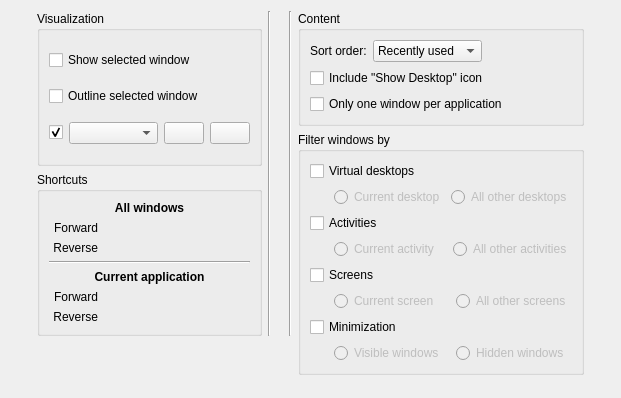
KDE/kwin, file kcmkwin/kwintabbox/main.ui: the form before one commit.
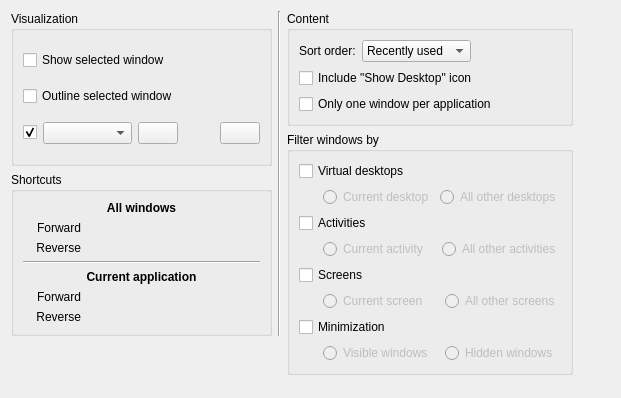
The form after the commit. Custom widgets are drawn as their Qt base class.

Commit message: Fix double vertical separator in Task Switcher KCM REVIEW: 107778

Diff of the .ui file:
```diff
--- a/kcmkwin/kwintabbox/main.ui
+++ b/kcmkwin/kwintabbox/main.ui
@@ -10,267 +10,99 @@
     <height>398</height>
    </rect>
   </property>
-  <layout class="QGridLayout" name="gridLayout" columnstretch="2,2,0,1,0,2,2">
-   <item row="4" column="5">
-    <spacer name="verticalSpacer_2">
-     <property name="orientation">
-      <enum>Qt::Vertical</enum>
-     </property>
-     <property name="sizeHint" stdset="0">
-      <size>
-       <width>20</width>
-       <height>40</height>
-      </size>
-     </property>
-    </spacer>
-   </item>
-   <item row="3" column="1" rowspan="2">
-    <spacer name="verticalSpacer">
-     <property name="orientation">
-      <enum>Qt::Vertical</enum>
-     </property>
-     <property name="sizeHint" stdset="0">
-      <size>
-       <width>20</width>
-       <height>40</height>
-      </size>
-     </property>
-    </spacer>
-   </item>
-   <item row="1" column="5" rowspan="3">
-    <widget class="QGroupBox" name="groupBox">
+  <layout class="QGridLayout" name="gridLayout" columnstretch="2,0,0,0,0">
+   <item row="0" column="1" rowspan="2">
+    <widget class="QGroupBox" name="groupBox_2">
      <property name="title">
-      <string>Filter windows by</string>
+      <string>Visualization</string>
      </property>
      <property name="flat">
       <bool>true</bool>
      </property>
-     <layout class="QVBoxLayout" name="verticalLayout">
-      <item>
-       <widget class="QCheckBox" name="filterDesktops">
-        <property name="text">
-         <string>Virtual desktops</string>
-        </property>
-        <property name="checked">
-         <bool>false</bool>
-        </property>
-       </widget>
-      </item>
-      <item>
-       <widget class="QWidget" name="desktopFilter" native="true">
-        <property name="enabled">
-         <bool>false</bool>
-        </property>
-        <layout class="QHBoxLayout" name="horizontalLayout_3">
+     <layout class="QGridLayout" name="gridLayout_3">
+      <item row="2" column="1">
+       <widget class="QWidget" name="widget_6" native="true">
+        <layout class="QHBoxLayout" name="horizontalLayout">
          <property name="margin">
           <number>0</number>
          </property>
          <item>
-          <spacer name="horizontalSpacer_6">
-           <property name="orientation">
-            <enum>Qt::Horizontal</enum>
+          <widget class="KComboBox" name="effectCombo">
+           <property name="sizePolicy">
+            <sizepolicy hsizetype="MinimumExpanding" vsizetype="Fixed">
+             <horstretch>0</horstretch>
+             <verstretch>0</verstretch>
+            </sizepolicy>
            </property>
-           <property name="sizeType">
-            <enum>QSizePolicy::Fixed</enum>
+           <property name="toolTip">
+            <string>The effect to replace the list window when desktop effects are active.</string>
            </property>
-           <property name="sizeHint" stdset="0">
-            <size>
-             <width>24</width>
-             <height>20</height>
-            </size>
-           </property>
-          </spacer>
-         </item>
-         <item>
-          <widget class="QRadioButton" name="currentDesktop">
-           <property name="text">
-            <string>Current desktop</string>
-           </property>
           </widget>
          </item>
          <item>
-          <widget class="QRadioButton" name="otherDesktops">
-           <property name="text">
-            <string>All other desktops</string>
+          <widget class="KPushButton" name="effectConfigButton">
+           <property name="sizePolicy">
+            <sizepolicy hsizetype="Minimum" vsizetype="Fixed">
+             <horstretch>0</horstretch>
+             <verstretch>0</verstretch>
+            </sizepolicy>
            </property>
           </widget>
          </item>
         </layout>
        </widget>
       </item>
-      <item>
-       <widget class="QCheckBox" name="filterActivities">
+      <item row="2" column="0">
+       <widget class="QCheckBox" name="showTabBox">
         <property name="text">
-         <string>Activities</string>
+         <string/>
         </property>
         <property name="checked">
-         <bool>false</bool>
+         <bool>true</bool>
         </property>
        </widget>
       </item>
-      <item>
-       <widget class="QWidget" name="activityFilter" native="true">
-        <property name="enabled">
-         <bool>false</bool>
+      <item row="1" column="0" colspan="2">
+       <widget class="QCheckBox" name="showOutlineCheck">
+        <property name="text">
+         <string>Outline selected window</string>
         </property>
-        <layout class="QHBoxLayout" name="horizontalLayout_4">
-         <property name="margin">
-          <number>0</number>
-         </property>
-         <item>
-          <spacer name="horizontalSpacer_7">
-           <property name="orientation">
-            <enum>Qt::Horizontal</enum>
-           </property>
-           <property name="sizeType">
-            <enum>QSizePolicy::Fixed</enum>
-           </property>
-           <property name="sizeHint" stdset="0">
-            <size>
-             <width>24</width>
-             <height>20</height>
-            </size>
-           </property>
-          </spacer>
-         </item>
-         <item>
-          <widget class="QRadioButton" name="currentActivity">
-           <property name="text">
-            <string>Current activity</string>
-           </property>
-          </widget>
-         </item>
-         <item>
-          <widget class="QRadioButton" name="otherActivities">
-           <property name="text">
-            <string>All other activities</string>
-           </property>
-          </widget>
-         </item>
-        </layout>
        </widget>
       </item>
-      <item>
-       <widget class="QCheckBox" name="filterScreens">
+      <item row="0" column="0" colspan="2">
+       <widget class="QCheckBox" name="highlightWindowCheck">
+        <property name="toolTip">
+         <string>The currently selected window will be highlighted by fading out all other windows. This option requires desktop effects to be active.</string>
+        </property>
         <property name="text">
-         <string>Screens</string>
+         <string>Show selected window</string>
         </property>
-        <property name="checked">
-         <bool>false</bool>
-        </property>
        </widget>
       </item>
-      <item>
-       <widget class="QWidget" name="screenFilter" native="true">
-        <property name="enabled">
-         <bool>false</bool>
+      <item row="2" column="2">
+       <spacer name="horizontalSpacer_5">
+        <property name="orientation">
+         <enum>Qt::Horizontal</enum>
         </property>
-        <layout class="QHBoxLayout" name="horizontalLayout_7">
-         <property name="margin">
-          <number>0</number>
-         </property>
-         <item>
-          <spacer name="horizontalSpacer_8">
-           <property name="orientation">
-            <enum>Qt::Horizontal</enum>
-           </property>
-           <property name="sizeType">
-            <enum>QSizePolicy::Fixed</enum>
-           </property>
-           <property name="sizeHint" stdset="0">
-            <size>
-             <width>24</width>
-             <height>20</height>
-            </size>
-           </property>
-          </spacer>
-         </item>
-         <item>
-          <widget class="QRadioButton" name="currentScreen">
-           <property name="text">
-            <string>Current screen</string>
-           </property>
-          </widget>
-         </item>
-         <item>
-          <widget class="QRadioButton" name="otherScreens">
-           <property name="text">
-            <string>All other screens</string>
-           </property>
-          </widget>
-         </item>
-        </layout>
-       </widget>
-      </item>
-      <item>
-       <widget class="QCheckBox" name="filterMinimization">
-        <property name="text">
-         <string>Minimization</string>
+        <property name="sizeHint" stdset="0">
+         <size>
+          <width>40</width>
+          <height>20</height>
+         </size>
         </property>
-        <property name="checked">
-         <bool>false</bool>
-        </property>
-       </widget>
+       </spacer>
       </item>
-      <item>
-       <widget class="QWidget" name="minimizationFilter" native="true">
-        <property name="enabled">
-         <bool>false</bool>
+      <item row="2" column="3">
+       <widget class="KPushButton" name="ghns">
+        <property name="toolTip">
+         <string>Get New Window Switcher Layout</string>
         </property>
-        <layout class="QHBoxLayout" name="horizontalLayout_6">
-         <property name="margin">
-          <number>0</number>
-         </property>
-         <item>
-          <spacer name="horizontalSpacer_9">
-           <property name="orientation">
-            <enum>Qt::Horizontal</enum>
-           </property>
-           <property name="sizeType">
-            <enum>QSizePolicy::Fixed</enum>
-           </property>
-           <property name="sizeHint" stdset="0">
-            <size>
-             <width>24</width>
-             <height>20</height>
-            </size>
-           </property>
-          </spacer>
-         </item>
-         <item>
-          <widget class="QRadioButton" name="visibleWindows">
-           <property name="text">
-            <string>Visible windows</string>
-           </property>
-          </widget>
-         </item>
-         <item>
-          <widget class="QRadioButton" name="hiddenWindows">
-           <property name="text">
-            <string>Hidden windows</string>
-           </property>
-          </widget>
-         </item>
-        </layout>
        </widget>
       </item>
      </layout>
     </widget>
    </item>
-   <item row="1" column="6">
-    <spacer name="horizontalSpacer">
-     <property name="orientation">
-      <enum>Qt::Horizontal</enum>
-     </property>
-     <property name="sizeHint" stdset="0">
-      <size>
-       <width>40</width>
-       <height>20</height>
-      </size>
-     </property>
-    </spacer>
-   </item>
-   <item row="0" column="5">
+   <item row="0" column="3">
     <widget class="QGroupBox" name="groupBox_3">
      <property name="title">
       <string>Content</string>
@@ -474,104 +306,265 @@
      </layout>
     </widget>
    </item>
-   <item row="0" column="4" rowspan="3">
-    <widget class="Line" name="line_3">
+   <item row="4" column="3">
+    <spacer name="verticalSpacer_2">
      <property name="orientation">
       <enum>Qt::Vertical</enum>
      </property>
-    </widget>
+     <property name="sizeHint" stdset="0">
+      <size>
+       <width>20</width>
+       <height>40</height>
+      </size>
+     </property>
+    </spacer>
    </item>
-   <item row="0" column="1" rowspan="2">
-    <widget class="QGroupBox" name="groupBox_2">
+   <item row="3" column="1" rowspan="2">
+    <spacer name="verticalSpacer">
+     <property name="orientation">
+      <enum>Qt::Vertical</enum>
+     </property>
+     <property name="sizeHint" stdset="0">
+      <size>
+       <width>20</width>
+       <height>40</height>
+      </size>
+     </property>
+    </spacer>
+   </item>
+   <item row="1" column="3" rowspan="3">
+    <widget class="QGroupBox" name="groupBox">
      <property name="title">
-      <string>Visualization</string>
+      <string>Filter windows by</string>
      </property>
      <property name="flat">
       <bool>true</bool>
      </property>
-     <layout class="QGridLayout" name="gridLayout_3">
-      <item row="2" column="1">
-       <widget class="QWidget" name="widget_6" native="true">
-        <layout class="QHBoxLayout" name="horizontalLayout">
+     <layout class="QVBoxLayout" name="verticalLayout">
+      <item>
+       <widget class="QCheckBox" name="filterDesktops">
+        <property name="text">
+         <string>Virtual desktops</string>
+        </property>
+        <property name="checked">
+         <bool>false</bool>
+        </property>
+       </widget>
+      </item>
+      <item>
+       <widget class="QWidget" name="desktopFilter" native="true">
+        <property name="enabled">
+         <bool>false</bool>
+        </property>
+        <layout class="QHBoxLayout" name="horizontalLayout_3">
          <property name="margin">
           <number>0</number>
          </property>
          <item>
-          <widget class="KComboBox" name="effectCombo">
-           <property name="sizePolicy">
-            <sizepolicy hsizetype="MinimumExpanding" vsizetype="Fixed">
-             <horstretch>0</horstretch>
-             <verstretch>0</verstretch>
-            </sizepolicy>
+          <spacer name="horizontalSpacer_6">
+           <property name="orientation">
+            <enum>Qt::Horizontal</enum>
            </property>
-           <property name="toolTip">
-            <string>The effect to replace the list window when desktop effects are active.</string>
+           <property name="sizeType">
+            <enum>QSizePolicy::Fixed</enum>
            </property>
+           <property name="sizeHint" stdset="0">
+            <size>
+             <width>24</width>
+             <height>20</height>
+            </size>
+           </property>
+          </spacer>
+         </item>
+         <item>
+          <widget class="QRadioButton" name="currentDesktop">
+           <property name="text">
+            <string>Current desktop</string>
+           </property>
           </widget>
          </item>
          <item>
-          <widget class="KPushButton" name="effectConfigButton">
-           <property name="sizePolicy">
-            <sizepolicy hsizetype="Minimum" vsizetype="Fixed">
-             <horstretch>0</horstretch>
-             <verstretch>0</verstretch>
-            </sizepolicy>
+          <widget class="QRadioButton" name="otherDesktops">
+           <property name="text">
+            <string>All other desktops</string>
            </property>
           </widget>
          </item>
         </layout>
        </widget>
       </item>
-      <item row="2" column="0">
-       <widget class="QCheckBox" name="showTabBox">
+      <item>
+       <widget class="QCheckBox" name="filterActivities">
         <property name="text">
-         <string/>
+         <string>Activities</string>
         </property>
         <property name="checked">
-         <bool>true</bool>
+         <bool>false</bool>
         </property>
        </widget>
       </item>
-      <item row="1" column="0" colspan="2">
-       <widget class="QCheckBox" name="showOutlineCheck">
-        <property name="text">
-         <string>Outline selected window</string>
+      <item>
+       <widget class="QWidget" name="activityFilter" native="true">
+        <property name="enabled">
+         <bool>false</bool>
         </property>
+        <layout class="QHBoxLayout" name="horizontalLayout_4">
+         <property name="margin">
+          <number>0</number>
+         </property>
+         <item>
+          <spacer name="horizontalSpacer_7">
+           <property name="orientation">
+            <enum>Qt::Horizontal</enum>
+           </property>
+           <property name="sizeType">
+            <enum>QSizePolicy::Fixed</enum>
+           </property>
+           <property name="sizeHint" stdset="0">
+            <size>
+             <width>24</width>
+             <height>20</height>
+            </size>
+           </property>
+          </spacer>
+         </item>
+         <item>
+          <widget class="QRadioButton" name="currentActivity">
+           <property name="text">
+            <string>Current activity</string>
+           </property>
+          </widget>
+         </item>
+         <item>
+          <widget class="QRadioButton" name="otherActivities">
+           <property name="text">
+            <string>All other activities</string>
+           </property>
+          </widget>
+         </item>
+        </layout>
        </widget>
       </item>
-      <item row="0" column="0" colspan="2">
-       <widget class="QCheckBox" name="highlightWindowCheck">
-        <property name="toolTip">
-         <string>The currently selected window will be highlighted by fading out all other windows. This option requires desktop effects to be active.</string>
-        </property>
+      <item>
+       <widget class="QCheckBox" name="filterScreens">
         <property name="text">
-         <string>Show selected window</string>
+         <string>Screens</string>
         </property>
+        <property name="checked">
+         <bool>false</bool>
+        </property>
        </widget>
       </item>
-      <item row="2" column="2">
-       <spacer name="horizontalSpacer_5">
-        <property name="orientation">
-         <enum>Qt::Horizontal</enum>
+      <item>
+       <widget class="QWidget" name="screenFilter" native="true">
+        <property name="enabled">
+         <bool>false</bool>
         </property>
-        <property name="sizeHint" stdset="0">
-         <size>
-          <width>40</width>
-          <height>20</height>
-         </size>
+        <layout class="QHBoxLayout" name="horizontalLayout_7">
+         <property name="margin">
+          <number>0</number>
+         </property>
+         <item>
+          <spacer name="horizontalSpacer_8">
+           <property name="orientation">
+            <enum>Qt::Horizontal</enum>
+           </property>
+           <property name="sizeType">
+            <enum>QSizePolicy::Fixed</enum>
+           </property>
+           <property name="sizeHint" stdset="0">
+            <size>
+             <width>24</width>
+             <height>20</height>
+            </size>
+           </property>
+          </spacer>
+         </item>
+         <item>
+          <widget class="QRadioButton" name="currentScreen">
+           <property name="text">
+            <string>Current screen</string>
+           </property>
+          </widget>
+         </item>
+         <item>
+          <widget class="QRadioButton" name="otherScreens">
+           <property name="text">
+            <string>All other screens</string>
+           </property>
+          </widget>
+         </item>
+        </layout>
+       </widget>
+      </item>
+      <item>
+       <widget class="QCheckBox" name="filterMinimization">
+        <property name="text">
+         <string>Minimization</string>
         </property>
-       </spacer>
+        <property name="checked">
+         <bool>false</bool>
+        </property>
+       </widget>
       </item>
-      <item row="2" column="3">
-       <widget class="KPushButton" name="ghns">
-        <property name="toolTip">
-         <string>Get New Window Switcher Layout</string>
+      <item>
+       <widget class="QWidget" name="minimizationFilter" native="true">
+        <property name="enabled">
+         <bool>false</bool>
         </property>
+        <layout class="QHBoxLayout" name="horizontalLayout_6">
+         <property name="margin">
+          <number>0</number>
+         </property>
+         <item>
+          <spacer name="horizontalSpacer_9">
+           <property name="orientation">
+            <enum>Qt::Horizontal</enum>
+           </property>
+           <property name="sizeType">
+            <enum>QSizePolicy::Fixed</enum>
+           </property>
+           <property name="sizeHint" stdset="0">
+            <size>
+             <width>24</width>
+             <height>20</height>
+            </size>
+           </property>
+          </spacer>
+         </item>
+         <item>
+          <widget class="QRadioButton" name="visibleWindows">
+           <property name="text">
+            <string>Visible windows</string>
+           </property>
+          </widget>
+         </item>
+         <item>
+          <widget class="QRadioButton" name="hiddenWindows">
+           <property name="text">
+            <string>Hidden windows</string>
+           </property>
+          </widget>
+         </item>
+        </layout>
        </widget>
       </item>
      </layout>
     </widget>
    </item>
+   <item row="1" column="4">
+    <spacer name="horizontalSpacer">
+     <property name="orientation">
+      <enum>Qt::Horizontal</enum>
+     </property>
+     <property name="sizeHint" stdset="0">
+      <size>
+       <width>40</width>
+       <height>20</height>
+      </size>
+     </property>
+    </spacer>
+   </item>
    <item row="0" column="2" rowspan="3">
     <widget class="Line" name="line_2">
      <property name="orientation">
@@ -579,19 +572,6 @@
      </property>
     </widget>
    </item>
-   <item row="0" column="3" rowspan="5">
-    <spacer name="horizontalSpacer_3">
-     <property name="orientation">
-      <enum>Qt::Horizontal</enum>
-     </property>
-     <property name="sizeHint" stdset="0">
-      <size>
-       <width>40</width>
-       <height>20</height>
-      </size>
-     </property>
-    </spacer>
-   </item>
   </layout>
  </widget>
  <customwidgets>
```
Left out of the diff: 18 changed lines with no effect on the pictures.
